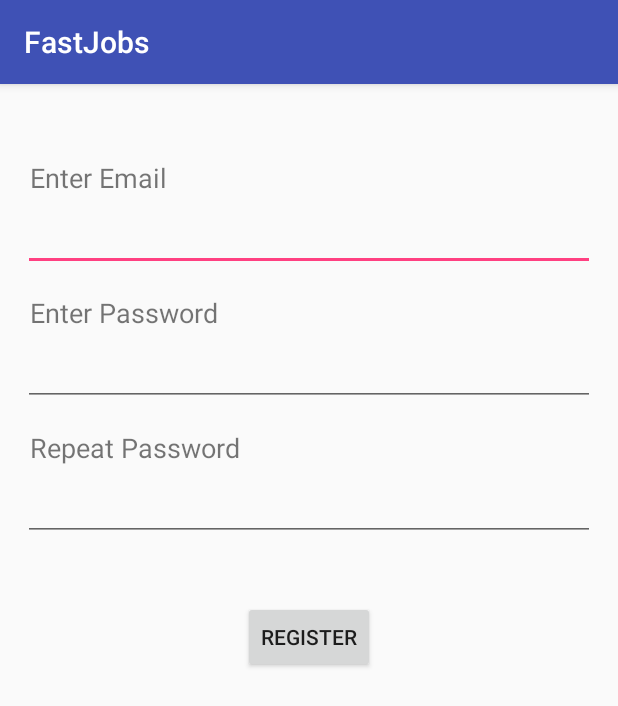
After one commit to vanthai2704/AndroidFinalProject, an Android app: the RegisterActivity screen opened directly, with no data from a screen before it, on a phone screen of 412 x 824 dp. The commit adds this screen. Shown: the top 706 px of the screen. Run offline under Robolectric (Android 15) with nearby library versions, the phone set to English and light mode, and no system bars.

Commit message:
register
demo

```diff
--- a/FastJobs/app/src/main/AndroidManifest.xml
+++ b/FastJobs/app/src/main/AndroidManifest.xml
@@ -11,10 +11,8 @@
         android:roundIcon="@mipmap/ic_launcher_round"
         android:supportsRtl="true"
         android:theme="@style/AppTheme">
-        <activity android:name=".MainActivity">
-
-        </activity>
-        <activity android:name=".TestActivity"></activity>
+        <activity android:name=".MainActivity"></activity>
+        <activity android:name=".TestActivity" />
         <activity android:name=".View.LoginActivity">
             <intent-filter>
                 <action android:name="android.intent.action.MAIN" />
@@ -22,6 +20,7 @@
                 <category android:name="android.intent.category.LAUNCHER" />
             </intent-filter>
         </activity>
+        <activity android:name=".View.RegisterActivity"></activity>
     </application>
 
 </manifest>
--- a/FastJobs/app/src/main/java/com/example/fastjobs/View/LoginActivity.java
+++ b/FastJobs/app/src/main/java/com/example/fastjobs/View/LoginActivity.java
@@ -58,4 +58,10 @@ public class LoginActivity extends AppCompatActivity {
         }
 
     }
+    public void Register(View v){
+        Toast.makeText(getApplicationContext(),"Register",Toast.LENGTH_LONG).show();
+        Intent intent = new Intent(this, RegisterActivity.class);
+        startActivity(intent);
+        finish();
+    }
 }
--- /dev/null
+++ b/FastJobs/app/src/main/java/com/example/fastjobs/View/RegisterActivity.java
@@ -0,0 +1,15 @@
+package com.example.fastjobs.View;
+
+import android.support.v7.app.AppCompatActivity;
+import android.os.Bundle;
+
+import com.example.fastjobs.R;
+
+public class RegisterActivity extends AppCompatActivity {
+
+    @Override
+    protected void onCreate(Bundle savedInstanceState) {
+        super.onCreate(savedInstanceState);
+        setContentView(R.layout.activity_register);
+    }
+}
--- a/FastJobs/app/src/main/res/layout/activity_login.xml
+++ b/FastJobs/app/src/main/res/layout/activity_login.xml
@@ -51,6 +51,8 @@
         android:text="Register Here."
         android:layout_above="@+id/linearLayout"
         android:layout_centerHorizontal="true"
+        android:onClick="Register"
+        android:clickable="true"/>
         android:layout_marginBottom="6dp" />
 
     <LinearLayout
--- /dev/null
+++ b/FastJobs/app/src/main/res/layout/activity_register.xml
@@ -0,0 +1,89 @@
+<?xml version="1.0" encoding="utf-8"?>
+<RelativeLayout xmlns:android="http://schemas.android.com/apk/res/android"
+    xmlns:app="http://schemas.android.com/apk/res-auto"
+    xmlns:tools="http://schemas.android.com/tools"
+    android:layout_width="match_parent"
+    android:layout_height="match_parent"
+    tools:context=".View.RegisterActivity">
+
+    <TextView
+        android:id="@+id/textView_enter_username"
+        android:layout_width="wrap_content"
+        android:layout_height="wrap_content"
+        android:layout_alignParentLeft="true"
+        android:layout_marginLeft="20dp"
+        android:layout_marginTop="50dp"
+        android:textSize="18sp"
+        android:text="@string/txtemail" />
+
+    <EditText
+        android:id="@+id/editText_enter_username"
+        android:layout_width="fill_parent"
+        android:layout_height="wrap_content"
+        android:layout_below="@+id/textView_enter_username"
+        android:layout_alignParentLeft="true"
+        android:layout_marginLeft="15dp"
+        android:layout_marginTop="5dp"
+        android:layout_marginRight="15dp"
+        android:ems="10"
+        android:inputType="text"
+        android:textSize="17sp"></EditText>
+
+    <TextView
+        android:id="@+id/textView_enter_password"
+        android:layout_width="wrap_content"
+        android:layout_height="wrap_content"
+        android:layout_alignParentLeft="true"
+        android:layout_below="@+id/editText_enter_username"
+        android:layout_marginLeft="20dp"
+        android:layout_marginTop="15dp"
+        android:textSize="18sp"
+        android:text="@string/txtpass" />
+
+    <EditText
+        android:id="@+id/editText_enter_password"
+        android:layout_width="fill_parent"
+        android:layout_height="wrap_content"
+        android:layout_below="@+id/textView_enter_password"
+        android:layout_alignParentLeft="true"
+        android:layout_marginLeft="15dp"
+        android:layout_marginTop="5dp"
+        android:layout_marginRight="15dp"
+        android:ems="10"
+        android:inputType="textPassword"
+        android:textSize="17sp"></EditText>
+
+    <TextView
+        android:id="@+id/textView_enter_rpassword"
+        android:layout_width="wrap_content"
+        android:layout_height="wrap_content"
+        android:layout_alignParentLeft="true"
+        android:layout_below="@+id/editText_enter_password"
+        android:layout_marginLeft="20dp"
+        android:layout_marginTop="15dp"
+        android:textSize="18sp"
+        android:text="@string/txtrepass" />
+
+    <EditText
+        android:id="@+id/editText_enter_rpassword"
+        android:layout_width="fill_parent"
+        android:layout_height="wrap_content"
+        android:layout_below="@+id/textView_enter_rpassword"
+        android:layout_alignParentLeft="true"
+        android:layout_marginLeft="15dp"
+        android:layout_marginTop="5dp"
+        android:layout_marginRight="15dp"
+        android:ems="10"
+        android:inputType="textPassword"
+        android:textSize="17sp"></EditText>
+
+    <Button
+        android:id="@+id/button_register"
+        android:layout_width="wrap_content"
+        android:layout_height="wrap_content"
+        android:layout_below="@+id/editText_enter_rpassword"
+        android:layout_centerHorizontal="true"
+        android:layout_marginTop="40dp"
+        android:text="@string/register" />
+
+</RelativeLayout>
--- a/FastJobs/app/src/main/res/values/strings.xml
+++ b/FastJobs/app/src/main/res/values/strings.xml
@@ -1,3 +1,8 @@
 <resources>
     <string name="app_name">FastJobs</string>
+    <string name="txtemail">Enter Email</string>
+    <string name="txtpass">Enter Password</string>
+    <string name="txtrepass">Repeat Password</string>
+    <string name="register">Register</string>
+
 </resources>
```
